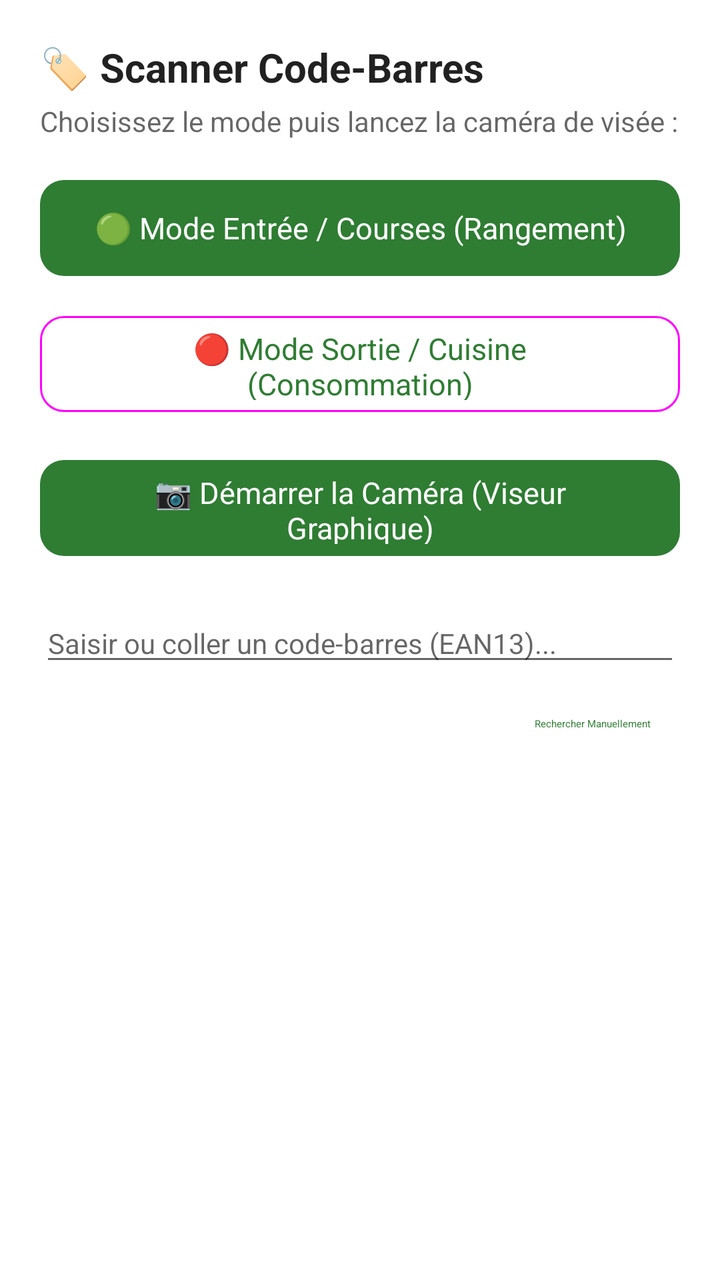
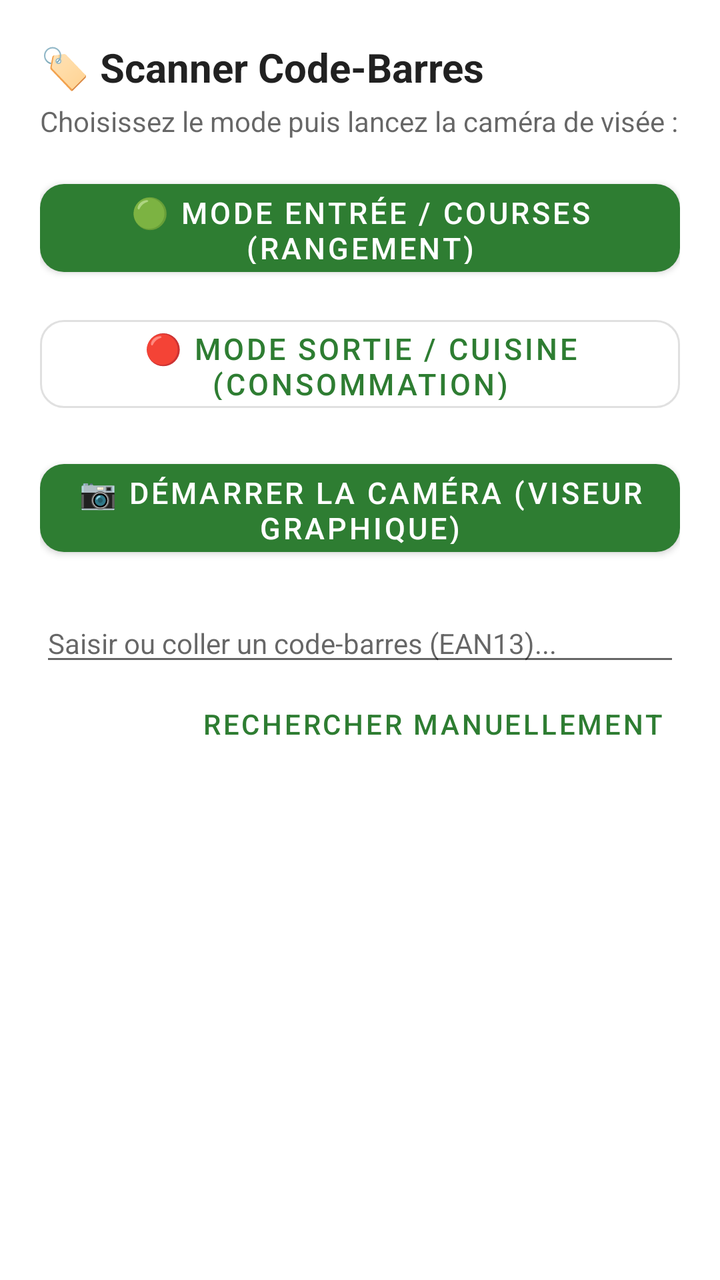

An Android layout rendered at two revisions. The XML below is the earlier revision; the diff shows what the commit changed to produce the second picture.
<!-- AndroidManifest.xml: application theme Theme.ChefInventory -->
<!-- res/layout/dialog_barcode_scanner.xml -->
<?xml version="1.0" encoding="utf-8"?>
<LinearLayout
    xmlns:android="http://schemas.android.com/apk/res/android"
    xmlns:app="http://schemas.android.com/apk/res-auto"
    android:layout_width="match_parent"
    android:layout_height="wrap_content"
    android:orientation="vertical"
    android:padding="20dp">

    <TextView
        android:layout_width="wrap_content"
        android:layout_height="wrap_content"
        android:text="🏷️ Scanner Code-Barres"
        android:textSize="20sp"
        android:textStyle="bold"
        android:textColor="?android:attr/textColorPrimary" />

    <TextView
        android:layout_width="wrap_content"
        android:layout_height="wrap_content"
        android:layout_marginTop="4dp"
        android:text="Choisissez le mode puis lancez la caméra de visée :"
        android:textSize="14sp"
        android:textColor="?android:attr/textColorSecondary" />

    
    <LinearLayout
        android:layout_width="match_parent"
        android:layout_height="wrap_content"
        android:layout_marginTop="16dp"
        android:orientation="vertical">

        <com.google.android.material.button.MaterialButton
            android:id="@+id/btn_mode_pantry_entry"
            style="@style/Widget.Material3.Button"
            android:layout_width="match_parent"
            android:layout_height="56dp"
            android:text="🟢 Mode Entrée / Courses (Rangement)"
            android:textSize="15sp"
            app:cornerRadius="12dp" />

        <com.google.android.material.button.MaterialButton
            android:id="@+id/btn_mode_pantry_exit"
            style="@style/Widget.Material3.Button.OutlinedButton"
            android:layout_width="match_parent"
            android:layout_height="56dp"
            android:layout_marginTop="12dp"
            android:text="🔴 Mode Sortie / Cuisine (Consommation)"
            android:textSize="15sp"
            app:cornerRadius="12dp" />

        <com.google.android.material.button.MaterialButton
            android:id="@+id/btn_start_camera"
            style="@style/Widget.Material3.Button"
            android:layout_width="match_parent"
            android:layout_height="56dp"
            android:layout_marginTop="16dp"
            android:text="📷 Démarrer la Caméra (Viseur Graphique)"
            android:textSize="15sp"
            app:cornerRadius="12dp" />

    </LinearLayout>

    <EditText
        android:id="@+id/et_manual_barcode"
        android:layout_width="match_parent"
        android:layout_height="wrap_content"
        android:layout_marginTop="20dp"
        android:hint="Saisir ou coller un code-barres (EAN13)..."
        android:inputType="number"
        android:textSize="14sp" />

    <com.google.android.material.button.MaterialButton
        android:id="@+id/btn_search_barcode"
        style="@style/Widget.Material3.Button.TextButton"
        android:layout_width="wrap_content"
        android:layout_height="wrap_content"
        android:layout_gravity="end"
        android:text="Rechercher Manuellement" />

</LinearLayout>
<!-- resources referenced by this layout -->
<resources>
  <style name="Theme.ChefInventory" parent="Theme.MaterialComponents.DayNight.NoActionBar">
          <item name="colorPrimary">@color/colorPrimary</item>
          <item name="colorPrimaryVariant">@color/colorPrimaryVariant</item>
          <item name="colorOnPrimary">@color/colorOnPrimary</item>
          <item name="colorSecondary">@color/colorSecondary</item>
          <item name="colorSecondaryVariant">@color/colorSecondaryVariant</item>
          <item name="colorOnSecondary">@color/colorOnSecondary</item>
          <item name="colorError">@color/colorError</item>
          <item name="colorOnError">@color/colorOnError</item>
          <item name="android:statusBarColor">?attr/colorPrimaryVariant</item>
          <item name="android:windowBackground">@android:color/white</item>
      </style>
  <color name="colorPrimary">#FF2E7D32</color>
  <color name="colorPrimaryVariant">#FF1B5E20</color>
  <color name="colorOnPrimary">#FFFFFFFF</color>
  <color name="colorSecondary">#FF4CAF50</color>
  <color name="colorSecondaryVariant">#FF388E3C</color>
  <color name="colorOnSecondary">#FF000000</color>
  <color name="colorError">#FFC107</color>
  <color name="colorOnError">#FF000000</color>
</resources>

<!-- the commit's change to res/layout/dialog_barcode_scanner.xml (unified diff, before → after) -->
@@ -32,7 +32,7 @@
 
         <com.google.android.material.button.MaterialButton
             android:id="@+id/btn_mode_pantry_entry"
-            style="@style/Widget.Material3.Button"
+            style="@style/Widget.MaterialComponents.Button"
             android:layout_width="match_parent"
             android:layout_height="56dp"
             android:text="🟢 Mode Entrée / Courses (Rangement)"
@@ -41,7 +41,7 @@
 
         <com.google.android.material.button.MaterialButton
             android:id="@+id/btn_mode_pantry_exit"
-            style="@style/Widget.Material3.Button.OutlinedButton"
+            style="@style/Widget.MaterialComponents.Button.OutlinedButton"
             android:layout_width="match_parent"
             android:layout_height="56dp"
             android:layout_marginTop="12dp"
@@ -51,7 +51,7 @@
 
         <com.google.android.material.button.MaterialButton
             android:id="@+id/btn_start_camera"
-            style="@style/Widget.Material3.Button"
+            style="@style/Widget.MaterialComponents.Button"
             android:layout_width="match_parent"
             android:layout_height="56dp"
             android:layout_marginTop="16dp"
@@ -72,7 +72,7 @@
 
     <com.google.android.material.button.MaterialButton
         android:id="@+id/btn_search_barcode"
-        style="@style/Widget.Material3.Button.TextButton"
+        style="@style/Widget.MaterialComponents.Button.TextButton"
         android:layout_width="wrap_content"
         android:layout_height="wrap_content"
         android:layout_gravity="end"
